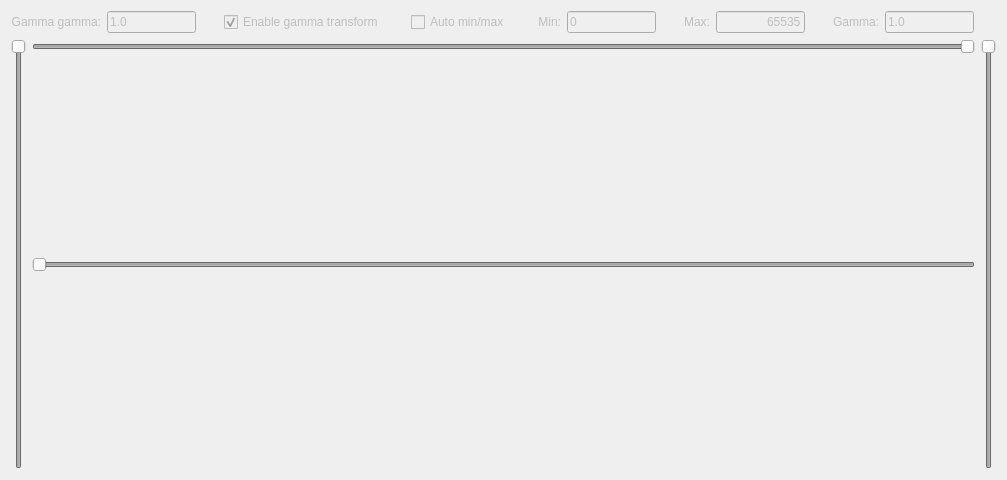
This is source/cpp/HistogramWidget.ui in erikhvatum/RisWidget as Qt 5 draws it before an edit. The edited form follows.
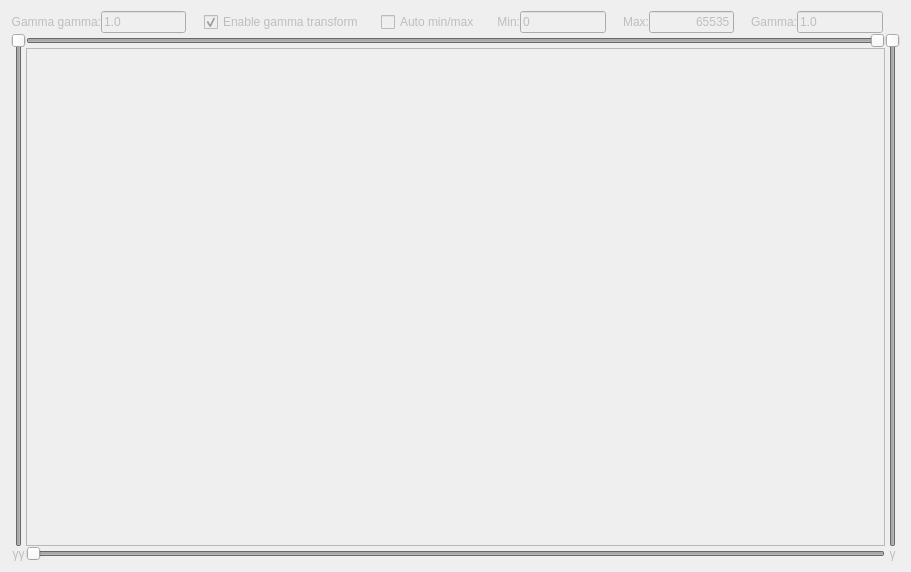
This is the edited form.

Commit message: Implement Flipper internals. Put histogram in sunken border frame similar to main image view.

```diff
--- a/source/cpp/HistogramWidget.ui
+++ b/source/cpp/HistogramWidget.ui
@@ -6,14 +6,17 @@
    <rect>
     <x>0</x>
     <y>0</y>
-    <width>1007</width>
-    <height>480</height>
+    <width>911</width>
+    <height>572</height>
    </rect>
   </property>
   <property name="windowTitle">
    <string>Form</string>
   </property>
   <layout class="QVBoxLayout" name="verticalLayout">
+   <property name="spacing">
+    <number>0</number>
+   </property>
    <item>
     <layout class="QHBoxLayout" name="m_topHorizontalLayout">
      <item>
@@ -279,35 +282,64 @@
    </item>
    <item>
     <layout class="QHBoxLayout" name="m_bottomHorizontalLayout">
-     <item>
-      <widget class="QSlider" name="m_gtpGammaGammaSlider">
-       <property name="enabled">
-        <bool>false</bool>
-       </property>
-       <property name="minimum">
-        <number>0</number>
-       </property>
-       <property name="maximum">
-        <number>1000000000</number>
-       </property>
-       <property name="pageStep">
-        <number>10000</number>
-       </property>
-       <property name="value">
-        <number>666666667</number>
-       </property>
-       <property name="orientation">
-        <enum>Qt::Vertical</enum>
-       </property>
-      </widget>
-     </item>
      <item>
       <layout class="QVBoxLayout" name="m_bottomLeftVerticalLayout">
        <item>
+        <widget class="QSlider" name="m_gtpGammaGammaSlider">
+         <property name="enabled">
+          <bool>false</bool>
+         </property>
+         <property name="minimum">
+          <number>0</number>
+         </property>
+         <property name="maximum">
+          <number>1000000000</number>
+         </property>
+         <property name="pageStep">
+          <number>10000</number>
+         </property>
+         <property name="value">
+          <number>666666667</number>
+         </property>
+         <property name="orientation">
+          <enum>Qt::Vertical</enum>
+         </property>
+        </widget>
+       </item>
+       <item>
+        <widget class="QLabel" name="m_gtpGammaGammaSliderLabel">
+         <property name="enabled">
+          <bool>false</bool>
+         </property>
+         <property name="text">
+          <string>γγ</string>
+         </property>
+         <property name="alignment">
+          <set>Qt::AlignCenter</set>
+         </property>
+         <property name="buddy">
+          <cstring>m_gtpGammaGammaSlider</cstring>
+         </property>
+        </widget>
+       </item>
+      </layout>
+     </item>
+     <item>
+      <layout class="QVBoxLayout" name="m_bottomMidVerticalLayout">
+       <property name="spacing">
+        <number>0</number>
+       </property>
+       <item>
         <widget class="QSlider" name="m_gtpMaxSlider">
          <property name="enabled">
           <bool>false</bool>
          </property>
+         <property name="sizePolicy">
+          <sizepolicy hsizetype="Expanding" vsizetype="Minimum">
+           <horstretch>0</horstretch>
+           <verstretch>0</verstretch>
+          </sizepolicy>
+         </property>
          <property name="maximum">
           <number>65535</number>
          </property>
@@ -319,6 +351,28 @@
          </property>
         </widget>
        </item>
+       <item>
+        <widget class="QFrame" name="m_histogramFrame">
+         <property name="sizePolicy">
+          <sizepolicy hsizetype="Expanding" vsizetype="Expanding">
+           <horstretch>0</horstretch>
+           <verstretch>0</verstretch>
+          </sizepolicy>
+         </property>
+         <property name="minimumSize">
+          <size>
+           <width>0</width>
+           <height>60</height>
+          </size>
+         </property>
+         <property name="frameShape">
+          <enum>QFrame::StyledPanel</enum>
+         </property>
+         <property name="frameShadow">
+          <enum>QFrame::Sunken</enum>
+         </property>
+        </widget>
+       </item>
        <item>
         <widget class="QSlider" name="m_gtpMinSlider">
          <property name="enabled">
@@ -347,6 +401,8 @@
       </layout>
      </item>
      <item>
+      <layout class="QVBoxLayout" name="m_bottomRightVerticalLayout">
+       <item>
       <widget class="QSlider" name="m_gtpGammaSlider">
        <property name="enabled">
         <bool>false</bool>
@@ -368,6 +424,24 @@
        </property>
       </widget>
      </item>
+       <item>
+        <widget class="QLabel" name="m_gtpGammaSliderLabel">
+         <property name="enabled">
+          <bool>false</bool>
+         </property>
+         <property name="text">
+          <string>γ</string>
+         </property>
+         <property name="alignment">
+          <set>Qt::AlignCenter</set>
+         </property>
+         <property name="buddy">
+          <cstring>m_gtpGammaSlider</cstring>
+         </property>
+        </widget>
+       </item>
+      </layout>
+     </item>
     </layout>
    </item>
   </layout>
```
Left out of the diff: 1 changed line with no effect on the pictures. Lines whose indentation alone changed are shown as unchanged. The commit also changes 13 other files.
